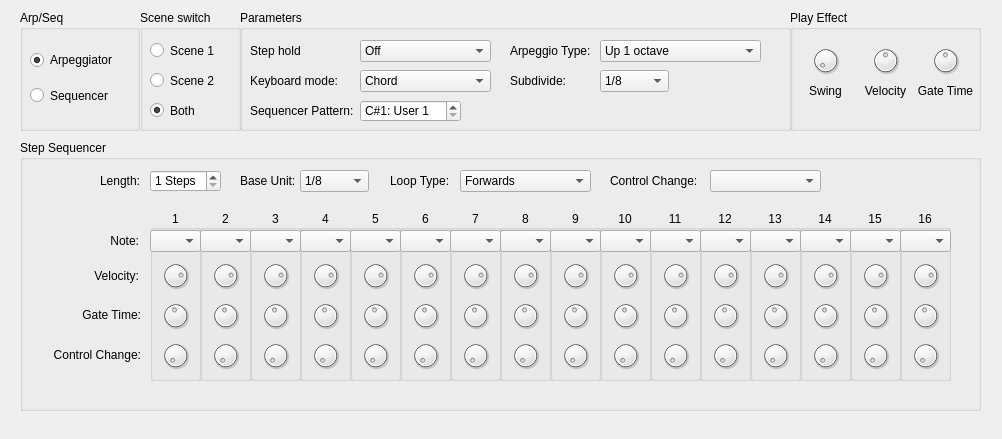
The window that src/View/ArpSeq.ui (thefinalcutbg/QAN1xEditor) describes before a commit, drawn with Qt 5.
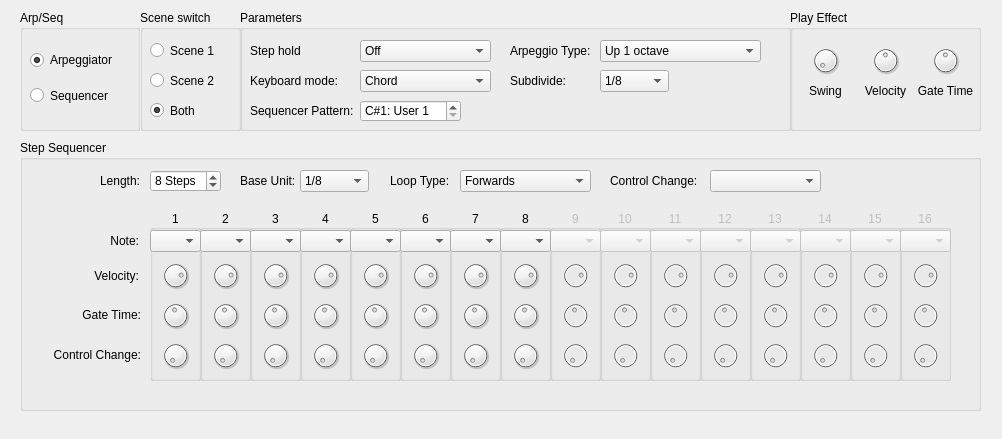
The same window after the commit. Custom widgets are drawn as their Qt base class.

The edit to the form file:
```diff
--- a/src/View/ArpSeq.ui
+++ b/src/View/ArpSeq.ui
@@ -864,7 +864,7 @@
      <number>16</number>
     </property>
     <property name="value">
-     <number>1</number>
+     <number>8</number>
     </property>
    </widget>
    <widget class="QGroupBox" name="step_3">
@@ -1032,6 +1032,9 @@
     </widget>
    </widget>
    <widget class="QGroupBox" name="step_15">
+    <property name="enabled">
+     <bool>false</bool>
+    </property>
     <property name="geometry">
      <rect>
       <x>830</x>
@@ -1378,6 +1381,9 @@
     </widget>
    </widget>
    <widget class="QGroupBox" name="step_11">
+    <property name="enabled">
+     <bool>false</bool>
+    </property>
     <property name="geometry">
      <rect>
       <x>630</x>
@@ -1551,6 +1557,9 @@
     </widget>
    </widget>
    <widget class="QGroupBox" name="step_14">
+    <property name="enabled">
+     <bool>false</bool>
+    </property>
     <property name="geometry">
      <rect>
       <x>780</x>
@@ -1740,6 +1749,9 @@
     </property>
    </widget>
    <widget class="QGroupBox" name="step_16">
+    <property name="enabled">
+     <bool>false</bool>
+    </property>
     <property name="geometry">
      <rect>
       <x>880</x>
@@ -2257,6 +2269,9 @@
     </widget>
    </widget>
    <widget class="QGroupBox" name="step_13">
+    <property name="enabled">
+     <bool>false</bool>
+    </property>
     <property name="geometry">
      <rect>
       <x>730</x>
@@ -2758,6 +2773,9 @@
     </widget>
    </widget>
    <widget class="QGroupBox" name="step_9">
+    <property name="enabled">
+     <bool>false</bool>
+    </property>
     <property name="geometry">
      <rect>
       <x>530</x>
@@ -2931,6 +2949,9 @@
     </widget>
    </widget>
    <widget class="QGroupBox" name="step_10">
+    <property name="enabled">
+     <bool>false</bool>
+    </property>
     <property name="geometry">
      <rect>
       <x>580</x>
@@ -3448,6 +3469,9 @@
     </property>
    </widget>
    <widget class="QGroupBox" name="step_12">
+    <property name="enabled">
+     <bool>false</bool>
+    </property>
     <property name="geometry">
      <rect>
       <x>680</x>
```
Left out of the diff: 3 changed lines with no effect on the pictures.
